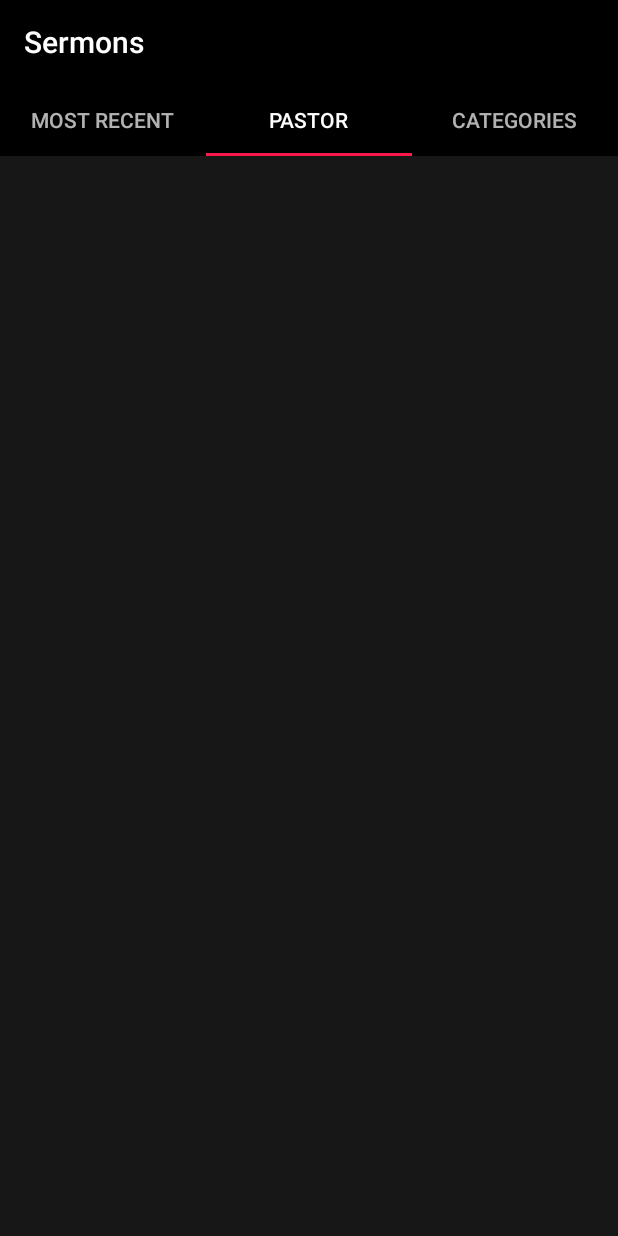
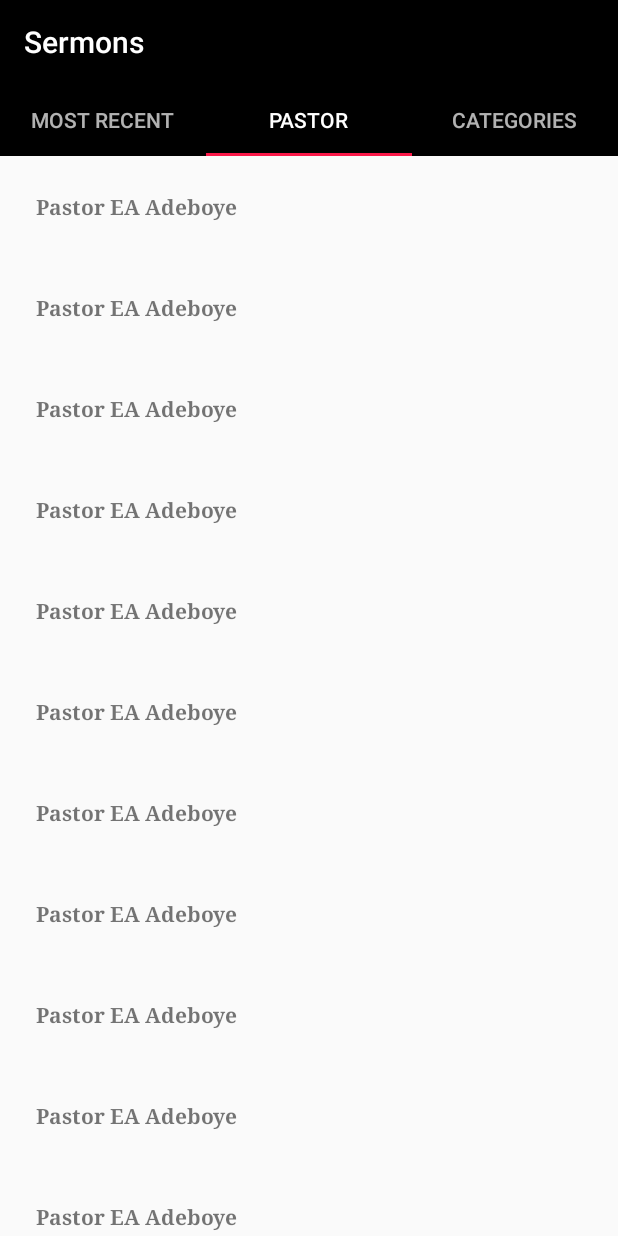
Before and after one commit to themavencoder/jesusify, an Android app: the screen it shows after launch (MainActivity), tab 2 chosen, on a phone screen of 412 x 824 dp. Run offline under Robolectric (Android 15) with nearby library versions, the phone set to English and light mode, and no system bars.

Commit message:
changes made

```diff
--- a/app/src/main/java/com/aloineinc/jesusify/mainscreen/FragmentPastor.java
+++ b/app/src/main/java/com/aloineinc/jesusify/mainscreen/FragmentPastor.java
@@ -2,6 +2,7 @@ package com.aloineinc.jesusify.mainscreen;
 
 import android.os.Bundle;
 import android.support.annotation.Nullable;
+import android.support.v7.widget.LinearLayoutManager;
 import android.support.v7.widget.RecyclerView;
 import android.view.LayoutInflater;
 import android.view.View;
@@ -11,11 +12,12 @@ import com.aloineinc.jesusify.R;
 import com.aloineinc.jesusify.mainscreen.pastor.SectionAdapter;
 import com.aloineinc.jesusify.mainscreen.pastor.SectionModel;
 
+import java.util.ArrayList;
 import java.util.List;
 
 public class FragmentPastor extends android.support.v4.app.Fragment {
     View v;
-    private List<SectionModel> sectionList;
+    private List<SectionModel> sectionList = new ArrayList<>();
     private RecyclerView recyclerView;
     private SectionAdapter sectionAdapter;
 
@@ -27,7 +29,11 @@ public class FragmentPastor extends android.support.v4.app.Fragment {
     @Override
     public View onCreateView(LayoutInflater inflater, @Nullable ViewGroup container, Bundle savedInstanceState) {
         v = inflater.inflate(R.layout.pastor_fragment, container, false);
-
+        recyclerView = v.findViewById(R.id.recycler_pastor_fragment);
+        sectionAdapter = new SectionAdapter(sectionList, getContext());
+        //RecyclerView.LayoutManager layoutManager = new LinearLayoutManager(getActivity());
+        recyclerView.setLayoutManager(new LinearLayoutManager(getActivity()));
+        recyclerView.setAdapter(sectionAdapter);
 
 
         return v;
@@ -38,6 +44,27 @@ public class FragmentPastor extends android.support.v4.app.Fragment {
     @Override
     public void onCreate(@Nullable Bundle savedInstanceState) {
         super.onCreate(savedInstanceState);
+        sectionList.add(new SectionModel("Pastor EA Adeboye"));
+        sectionList.add(new SectionModel("Pastor EA Adeboye"));
+        sectionList.add(new SectionModel("Pastor EA Adeboye"));
+        sectionList.add(new SectionModel("Pastor EA Adeboye"));
+        sectionList.add(new SectionModel("Pastor EA Adeboye"));
+        sectionList.add(new SectionModel("Pastor EA Adeboye"));
+        sectionList.add(new SectionModel("Pastor EA Adeboye"));
+        sectionList.add(new SectionModel("Pastor EA Adeboye"));
+        sectionList.add(new SectionModel("Pastor EA Adeboye"));
+        sectionList.add(new SectionModel("Pastor EA Adeboye"));
+        sectionList.add(new SectionModel("Pastor EA Adeboye"));
+        sectionList.add(new SectionModel("Pastor EA Adeboye"));
+        sectionList.add(new SectionModel("Pastor EA Adeboye"));
+        sectionList.add(new SectionModel("Pastor EA Adeboye"));
+        sectionList.add(new SectionModel("Pastor EA Adeboye"));
+        sectionList.add(new SectionModel("Pastor EA Adeboye"));
+        sectionList.add(new SectionModel("Pastor EA Adeboye"));
+        sectionList.add(new SectionModel("Pastor EA Adeboye"));
+        sectionList.add(new SectionModel("Pastor EA Adeboye"));
+        sectionList.add(new SectionModel("Pastor EA Adeboye"));
+
 
     }
 }
--- a/app/src/main/res/layout/item_mainscreen_pastor_section.xml
+++ b/app/src/main/res/layout/item_mainscreen_pastor_section.xml
@@ -2,7 +2,7 @@
 <LinearLayout xmlns:android="http://schemas.android.com/apk/res/android"
     android:layout_width="match_parent"
     android:orientation="vertical"
-    android:layout_height="match_parent">
+    android:layout_height="wrap_content">
 
 
     <TextView
--- a/app/src/main/res/layout/pastor_fragment.xml
+++ b/app/src/main/res/layout/pastor_fragment.xml
@@ -1,7 +1,7 @@
 <?xml version="1.0" encoding="utf-8"?>
 <LinearLayout xmlns:android="http://schemas.android.com/apk/res/android"
     android:orientation="vertical"
-    android:background="@color/colorbackground"
+
     android:layout_width="match_parent"
     android:layout_height="match_parent">
 
```
